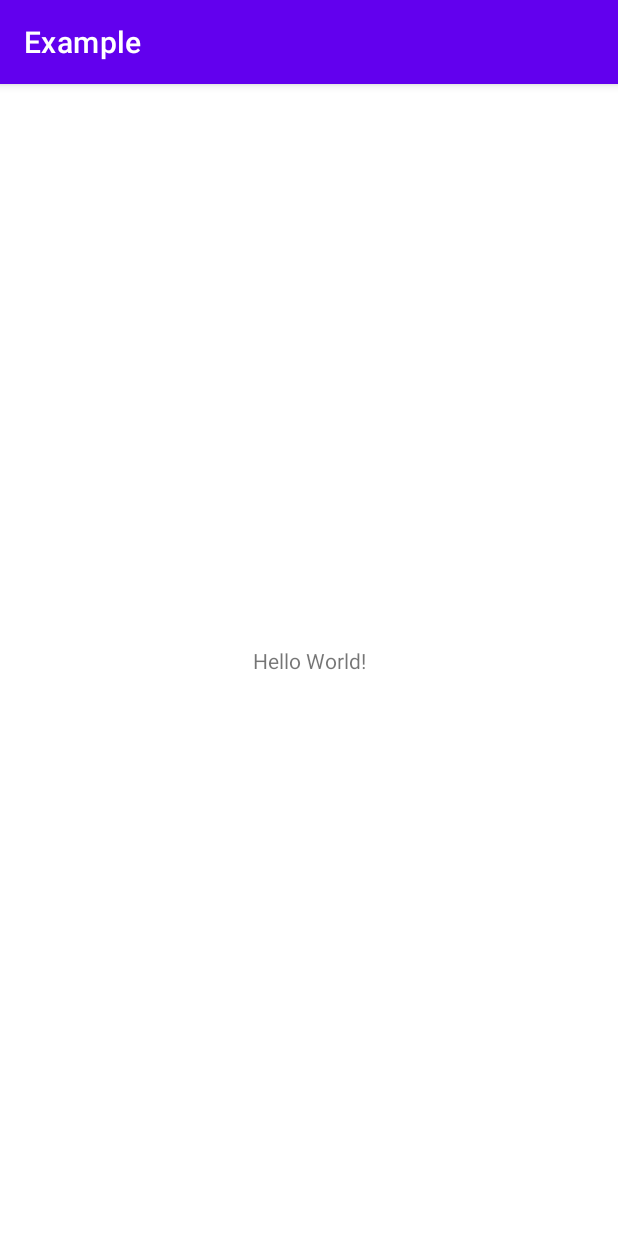
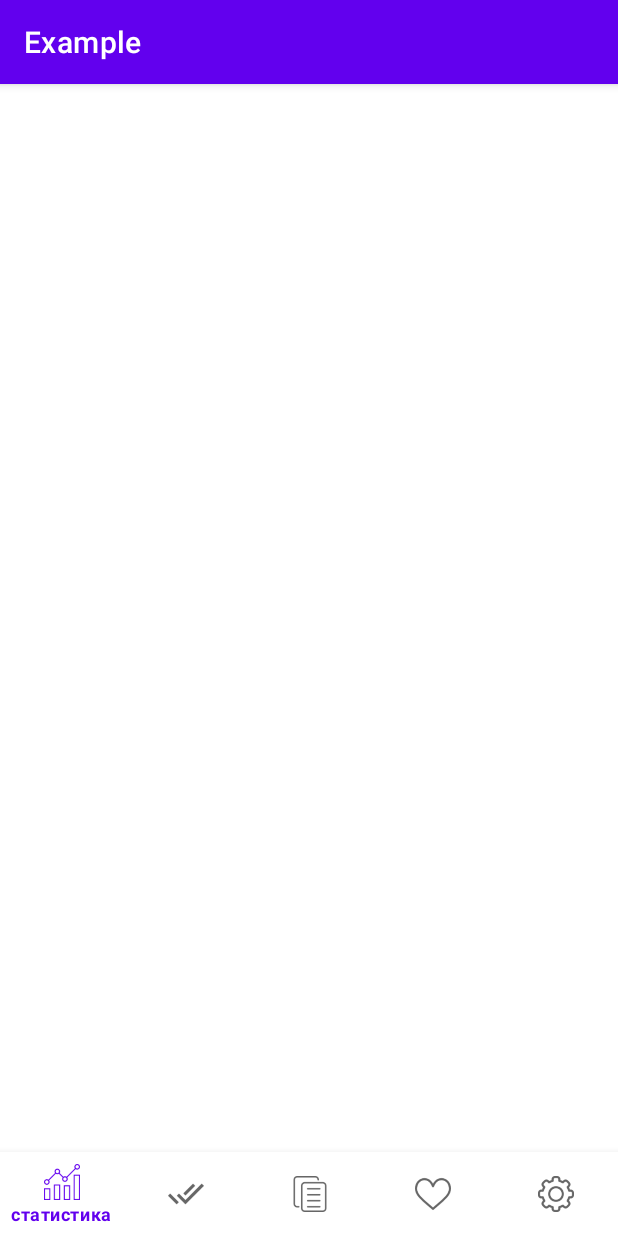
Before and after one commit to bushmv/example, an Android app: the screen it shows after launch (MainActivity), on a phone screen of 412 x 824 dp. Run offline under Robolectric (Android 15) with nearby library versions, the phone set to English and light mode, and no system bars.

Commit message:
Add bottom navigation view

```diff
--- a/app/build.gradle
+++ b/app/build.gradle
@@ -22,6 +22,11 @@ android {
             proguardFiles getDefaultProguardFile('proguard-android-optimize.txt'), 'proguard-rules.pro'
         }
     }
+
+    buildFeatures {
+        viewBinding = true
+    }
+
     compileOptions {
         sourceCompatibility JavaVersion.VERSION_1_8
         targetCompatibility JavaVersion.VERSION_1_8
--- a/app/src/main/res/layout/activity_main.xml
+++ b/app/src/main/res/layout/activity_main.xml
@@ -6,13 +6,13 @@
     android:layout_height="match_parent"
     tools:context=".MainActivity">
 
-    <TextView
-        android:layout_width="wrap_content"
+    <com.google.android.material.bottomnavigation.BottomNavigationView
+        android:id="@+id/bottom_navigation"
+        android:layout_width="0dp"
         android:layout_height="wrap_content"
-        android:text="Hello World!"
         app:layout_constraintBottom_toBottomOf="parent"
-        app:layout_constraintLeft_toLeftOf="parent"
-        app:layout_constraintRight_toRightOf="parent"
-        app:layout_constraintTop_toTopOf="parent" />
+        app:layout_constraintEnd_toEndOf="parent"
+        app:layout_constraintStart_toStartOf="parent"
+        app:menu="@menu/bottom_navigation_menu"/>
 
 </androidx.constraintlayout.widget.ConstraintLayout>
--- /dev/null
+++ b/app/src/main/res/menu/bottom_navigation_menu.xml
@@ -0,0 +1,19 @@
+<?xml version="1.0" encoding="utf-8"?>
+<menu xmlns:android="http://schemas.android.com/apk/res/android">
+    <item
+        android:icon="@drawable/main_menu_ic_statistics"
+        android:title="@string/main_menu_statistics" />
+    <item
+        android:icon="@drawable/main_menu_ic_done"
+        android:title="@string/main_menu_completed"/>
+    <item
+        android:icon="@drawable/main_menu_ic_main"
+        android:title="@string/main_menu_main"/>
+    <item
+        android:icon="@drawable/main_menu_ic_like"
+        android:title="@string/main_menu_saved"/>
+    <item
+        android:icon="@drawable/main_menu_ic_settings"
+        android:title="@string/main_menu_settings"/>
+
+</menu>
--- a/app/src/main/res/values/strings.xml
+++ b/app/src/main/res/values/strings.xml
@@ -1,3 +1,8 @@
 <resources>
     <string name="app_name">Example</string>
+    <string name="main_menu_statistics">статистика</string>
+    <string name="main_menu_completed">завершенные</string>
+    <string name="main_menu_main">главная</string>
+    <string name="main_menu_saved">сохраненные</string>
+    <string name="main_menu_settings">настройки</string>
 </resources>
```
Also changed, not shown: app/src/main/res/drawable/main_menu_ic_done.png (added), app/src/main/res/drawable/main_menu_ic_like.png (added), app/src/main/res/drawable/main_menu_ic_main.png (added), app/src/main/res/drawable/main_menu_ic_settings.png (added), app/src/main/res/drawable/main_menu_ic_statistics.png (added).
